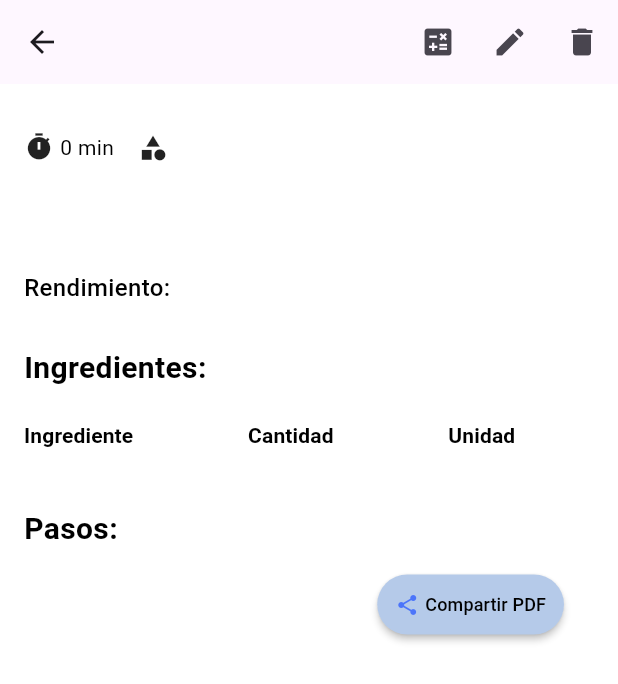
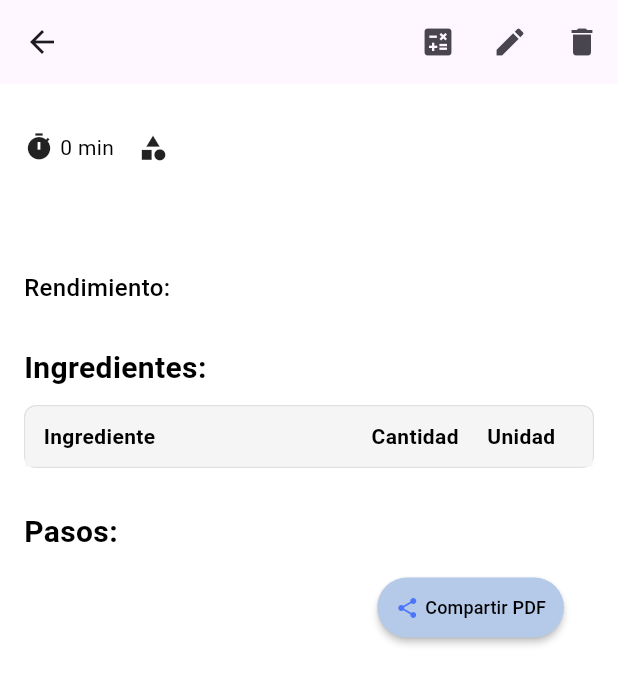
Before and after one commit to YairFJ/Flutter_App, a Flutter app: the RecipeDetailScreen screen opened directly with empty values, on a phone screen of 412 x 824 dp. Shown: the top 684 px of the screen. Run offline on Flutter 3.47's test engine with Material 3 defaults, Android fonts, the phone set to English and light mode, and no system bars; our stand-ins replace cloud_firestore, firebase_auth, firebase_core, flutter_dotenv, google_sign_in, pdf and 4 more; missing offline and left inert: mailer, soundpool; accounts and stored records are empty.

Commit message:
fixing screen details

```diff
--- a/lib/screens/recipe_detail_screen.dart
+++ b/lib/screens/recipe_detail_screen.dart
@@ -264,17 +264,36 @@ class _RecipeDetailScreenState extends State<RecipeDetailScreen> {
 
             SizedBox(height: isUltraWide ? 16 : (isLargeTablet ? 14 : (isTablet ? 12 : 10))),
 
-            // Tabla de ingredientes responsive
+            // Tabla de ingredientes responsive - Solución compatible con iOS
             Container(
               width: double.infinity,
-              child: DataTable(
-                columnSpacing: isUltraWide ? 64 : (isLargeTablet ? 48 : (isTablet ? 32 : 24)),
-                horizontalMargin: 0,
-                dataRowHeight: isUltraWide ? 72 : (isLargeTablet ? 64 : (isTablet ? 56 : 48)),
-                headingRowHeight: isUltraWide ? 64 : (isLargeTablet ? 56 : (isTablet ? 48 : 40)),
-                columns: [
-                  DataColumn(
-                    label: Expanded(
+              decoration: BoxDecoration(
+                border: Border.all(
+                  color: isDarkMode ? Colors.grey[600]! : Colors.grey[300]!,
+                  width: 1,
+                ),
+                borderRadius: BorderRadius.circular(8),
+              ),
+              child: Column(
+                children: [
+                  // Encabezados de la tabla
+                  Container(
+                    decoration: BoxDecoration(
+                      color: isDarkMode ? Colors.grey[800] : Colors.grey[100],
+                      borderRadius: const BorderRadius.only(
+                        topLeft: Radius.circular(8),
+                        topRight: Radius.circular(8),
+                      ),
+                    ),
+                    child: Padding(
+                      padding: EdgeInsets.symmetric(
+                        horizontal: isUltraWide ? 24 : (isLargeTablet ? 20 : (isTablet ? 16 : 12)),
+                        vertical: isUltraWide ? 16 : (isLargeTablet ? 14 : (isTablet ? 12 : 10)),
+                      ),
+                      child: Row(
+                        children: [
+                          Expanded(
+                            flex: 3,
                             child: Text(
                               isEnglish ? 'Ingredient' : 'Ingrediente',
                               style: TextStyle(
@@ -284,10 +303,11 @@ class _RecipeDetailScreenState extends State<RecipeDetailScreen> {
                               ),
                             ),
                           ),
-                  ),
-                  DataColumn(
-                    label: Text(
+                                                      Expanded(
+                              flex: 1,
+                              child: Text(
                                 isEnglish ? 'Quantity' : 'Cantidad',
+                                textAlign: TextAlign.center,
                                 style: TextStyle(
                                   fontSize: isUltraWide ? 20 : (isLargeTablet ? 18 : (isTablet ? 16 : 14)),
                                   fontWeight: FontWeight.bold,
@@ -295,9 +315,11 @@ class _RecipeDetailScreenState extends State<RecipeDetailScreen> {
                                 ),
                               ),
                             ),
-                  DataColumn(
-                    label: Text(
+                                                      Expanded(
+                              flex: 1,
+                              child: Text(
                                 isEnglish ? 'Unit' : 'Unidad',
+                                textAlign: TextAlign.center,
                                 style: TextStyle(
                                   fontSize: isUltraWide ? 20 : (isLargeTablet ? 18 : (isTablet ? 16 : 14)),
                                   fontWeight: FontWeight.bold,
@@ -306,16 +328,38 @@ class _RecipeDetailScreenState extends State<RecipeDetailScreen> {
                               ),
                             ),
                         ],
-                rows: widget.recipe.ingredients.map((ingredient) {
+                      ),
+                    ),
+                  ),
+                  // Filas de ingredientes
+                  ...widget.recipe.ingredients.asMap().entries.map((entry) {
+                    final index = entry.key;
+                    final ingredient = entry.value;
                     String formattedQuantity;
                     if (ingredient.quantity % 1 == 0) {
                       formattedQuantity = ingredient.quantity.toInt().toString();
                     } else {
                       formattedQuantity = ingredient.quantity.toString();
                     }
-                  return DataRow(cells: [
-                    DataCell(
+
+                    return Container(
+                      decoration: BoxDecoration(
+                        border: Border(
+                          bottom: BorderSide(
+                            color: isDarkMode ? Colors.grey[600]! : Colors.grey[300]!,
+                            width: 0.5,
+                          ),
+                        ),
+                      ),
+                      child: Padding(
+                        padding: EdgeInsets.symmetric(
+                          horizontal: isUltraWide ? 24 : (isLargeTablet ? 20 : (isTablet ? 16 : 12)),
+                          vertical: isUltraWide ? 16 : (isLargeTablet ? 14 : (isTablet ? 12 : 10)),
+                        ),
+                        child: Row(
+                          children: [
                             Expanded(
+                              flex: 3,
                               child: Text(
                                 ingredient.name,
                                 style: TextStyle(
@@ -324,23 +368,34 @@ class _RecipeDetailScreenState extends State<RecipeDetailScreen> {
                                 ),
                               ),
                             ),
-                    ),
-                    DataCell(Text(
+                            Expanded(
+                              flex: 1,
+                              child: Text(
                                 formattedQuantity,
+                                textAlign: TextAlign.center,
                                 style: TextStyle(
                                   fontSize: isUltraWide ? 18 : (isLargeTablet ? 16 : (isTablet ? 14 : 12)),
                                   color: isDarkMode ? Colors.white : Colors.black87,
                                 ),
-                    )),
-                    DataCell(Text(
+                              ),
+                            ),
+                            Expanded(
+                              flex: 1,
+                              child: Text(
                                 ingredient.unit,
+                                textAlign: TextAlign.center,
                                 style: TextStyle(
                                   fontSize: isUltraWide ? 18 : (isLargeTablet ? 16 : (isTablet ? 14 : 12)),
                                   color: isDarkMode ? Colors.white : Colors.black87,
                                 ),
-                    )),
-                  ]);
+                              ),
+                            ),
+                          ],
+                        ),
+                      ),
+                    );
                   }).toList(),
+                ],
               ),
             ),
 
```
Lines whose indentation alone changed are shown as unchanged.
